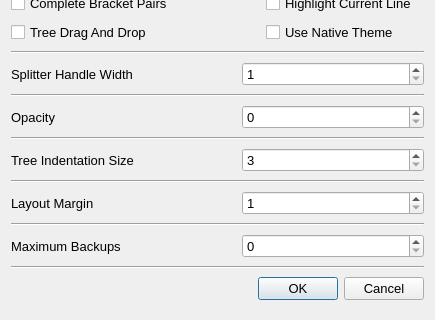
The window that Dialogs/settingsdialog.ui (UnkindledTwo/TreeNotes) describes before a commit, drawn with Qt 5; both pictures show x 0 to 435 and y 197 to 517 of the 435 by 600 pixel window.
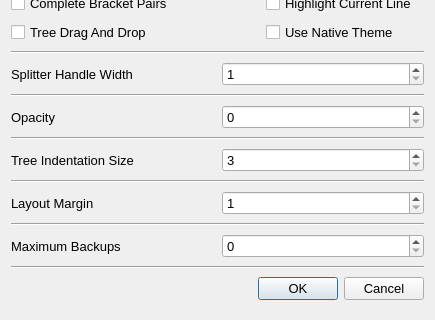
The same window after the commit.

The edit to the form file:
```diff
--- a/Dialogs/settingsdialog.ui
+++ b/Dialogs/settingsdialog.ui
@@ -149,7 +149,7 @@
       </widget>
      </item>
      <item>
-      <layout class="QHBoxLayout" name="horizontalLayout_4" stretch="1,3,1">
+      <layout class="QHBoxLayout" name="horizontalLayout_4" stretch="1,1">
        <item>
         <widget class="QLabel" name="label_4">
          <property name="minimumSize">
@@ -167,24 +167,11 @@
          <property name="text">
           <string>Splitter Handle Width</string>
          </property>
+         <property name="alignment">
+          <set>Qt::AlignLeading|Qt::AlignLeft|Qt::AlignVCenter</set>
+         </property>
         </widget>
        </item>
-       <item>
-        <spacer name="horizontalSpacer_4">
-         <property name="orientation">
-          <enum>Qt::Horizontal</enum>
-         </property>
-         <property name="sizeType">
-          <enum>QSizePolicy::Maximum</enum>
-         </property>
-         <property name="sizeHint" stdset="0">
-          <size>
-           <width>40</width>
-           <height>20</height>
-          </size>
-         </property>
-        </spacer>
-       </item>
        <item>
         <widget class="QSpinBox" name="splitter_handle_width">
          <property name="minimum">
@@ -202,7 +189,7 @@
       </widget>
      </item>
      <item>
-      <layout class="QHBoxLayout" name="horizontalLayout_2" stretch="1,3,1">
+      <layout class="QHBoxLayout" name="horizontalLayout_2" stretch="1,1">
        <item>
         <widget class="QLabel" name="label_2">
          <property name="minimumSize">
@@ -220,24 +207,11 @@
          <property name="text">
           <string>Opacity</string>
          </property>
+         <property name="alignment">
+          <set>Qt::AlignLeading|Qt::AlignLeft|Qt::AlignVCenter</set>
+         </property>
         </widget>
        </item>
-       <item>
-        <spacer name="horizontalSpacer_2">
-         <property name="orientation">
-          <enum>Qt::Horizontal</enum>
-         </property>
-         <property name="sizeType">
-          <enum>QSizePolicy::Maximum</enum>
-         </property>
-         <property name="sizeHint" stdset="0">
-          <size>
-           <width>40</width>
-           <height>20</height>
-          </size>
-         </property>
-        </spacer>
-       </item>
        <item>
         <widget class="QSpinBox" name="opacity">
          <property name="maximum">
@@ -258,7 +232,7 @@
       </widget>
      </item>
      <item>
-      <layout class="QHBoxLayout" name="horizontalLayout" stretch="1,3,1">
+      <layout class="QHBoxLayout" name="horizontalLayout" stretch="1,1">
        <item>
         <widget class="QLabel" name="label">
          <property name="minimumSize">
@@ -276,24 +250,11 @@
          <property name="text">
           <string>Tree Indentation Size</string>
          </property>
+         <property name="alignment">
+          <set>Qt::AlignLeading|Qt::AlignLeft|Qt::AlignVCenter</set>
+         </property>
         </widget>
        </item>
-       <item>
-        <spacer name="horizontalSpacer">
-         <property name="orientation">
-          <enum>Qt::Horizontal</enum>
-         </property>
-         <property name="sizeType">
-          <enum>QSizePolicy::Maximum</enum>
-         </property>
-         <property name="sizeHint" stdset="0">
-          <size>
-           <width>40</width>
-           <height>20</height>
-          </size>
-         </property>
-        </spacer>
-       </item>
        <item>
         <widget class="QSpinBox" name="notetree_indentation_size">
          <property name="minimum">
@@ -314,7 +275,7 @@
       </widget>
      </item>
      <item>
-      <layout class="QHBoxLayout" name="horizontalLayout_3" stretch="1,3,1">
+      <layout class="QHBoxLayout" name="horizontalLayout_3" stretch="1,1">
        <item>
         <widget class="QLabel" name="label_3">
          <property name="minimumSize">
@@ -332,24 +293,11 @@
          <property name="text">
           <string>Layout Margin</string>
          </property>
+         <property name="alignment">
+          <set>Qt::AlignLeading|Qt::AlignLeft|Qt::AlignVCenter</set>
+         </property>
         </widget>
        </item>
-       <item>
-        <spacer name="horizontalSpacer_3">
-         <property name="orientation">
-          <enum>Qt::Horizontal</enum>
-         </property>
-         <property name="sizeType">
-          <enum>QSizePolicy::Maximum</enum>
-         </property>
-         <property name="sizeHint" stdset="0">
-          <size>
-           <width>40</width>
-           <height>20</height>
-          </size>
-         </property>
-        </spacer>
-       </item>
        <item>
         <widget class="QSpinBox" name="layout_margin">
          <property name="minimum">
@@ -367,7 +315,7 @@
       </widget>
      </item>
      <item>
-      <layout class="QHBoxLayout" name="horizontalLayout_6" stretch="1,3,1">
+      <layout class="QHBoxLayout" name="horizontalLayout_6" stretch="1,1">
        <item>
         <widget class="QLabel" name="label_5">
          <property name="minimumSize">
@@ -385,24 +333,11 @@
          <property name="text">
           <string>Maximum Backups</string>
          </property>
+         <property name="alignment">
+          <set>Qt::AlignLeading|Qt::AlignLeft|Qt::AlignVCenter</set>
+         </property>
         </widget>
        </item>
-       <item>
-        <spacer name="horizontalSpacer_5">
-         <property name="orientation">
-          <enum>Qt::Horizontal</enum>
-         </property>
-         <property name="sizeType">
-          <enum>QSizePolicy::Maximum</enum>
-         </property>
-         <property name="sizeHint" stdset="0">
-          <size>
-           <width>40</width>
-           <height>20</height>
-          </size>
-         </property>
-        </spacer>
-       </item>
        <item>
         <widget class="QSpinBox" name="maximum_backups">
          <property name="maximum">
```
